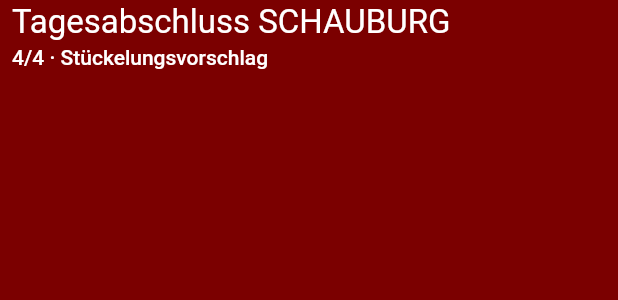
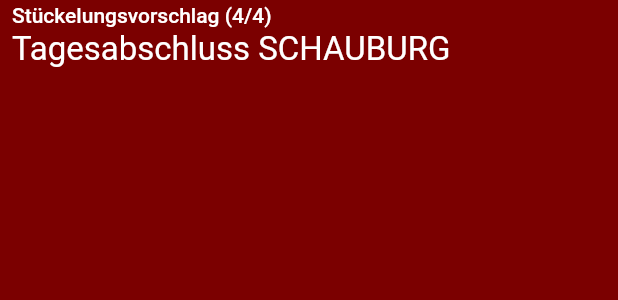
Before and after one commit to pacodemant/kino-tagesabschluss, a Flutter app: the TagesabschlussHeader widget shown alone on an empty page, opened directly, on a phone screen of 412 x 824 dp. Shown: the top 300 px of the screen. Run offline on Flutter 3.47's test engine with Material 3 defaults, Android fonts, the phone set to English and light mode, and no system bars; our stand-ins replace google_fonts, shared_preferences; accounts and stored records are empty.

Commit message:
R183a: AppBar-Titel Reihenfolge korrigiert, Schritt-Titel oben groß

```diff
--- a/lib/pages/tagesabschluss_schritt1/sections/schritt1_header_section.dart
+++ b/lib/pages/tagesabschluss_schritt1/sections/schritt1_header_section.dart
@@ -23,11 +23,11 @@
           crossAxisAlignment: CrossAxisAlignment.start,
           mainAxisAlignment: MainAxisAlignment.center,
           children: <Widget>[
-            Text(titel),
             Text(
               untertitel,
               style: const TextStyle(fontSize: 14, fontWeight: FontWeight.w500),
             ),
+            Text(titel),
           ],
         ),
       ),
--- a/lib/widgets/tagesabschluss_header.dart
+++ b/lib/widgets/tagesabschluss_header.dart
@@ -25,7 +25,7 @@
   final double toolbarHeight;
 
   // Ermöglicht bei Bedarf ein explizites Ueberschreiben der Unterzeile.
-  String get _standardUntertitel => '$schrittNummer/$gesamtSchritte · $schrittTitel';
+  String get _standardUntertitel => '$schrittTitel ($schrittNummer/$gesamtSchritte)';
 
   @override
   Size get preferredSize => Size.fromHeight(toolbarHeight);
```
